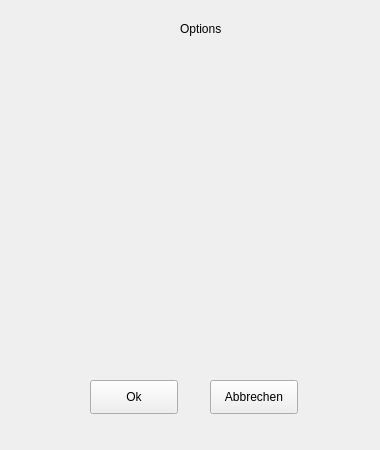
This is BattleIsle/optionswidget.ui in BenjaminBerkei/Swt-Praktikum as Qt 5 draws it before an edit. The edited form follows.
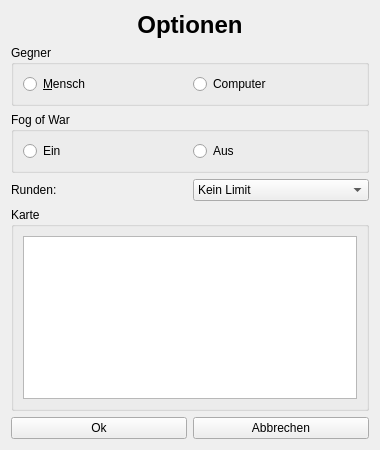
This is the edited form.

Commit message: Klasse OptionsWidget angepasst (Einstellungen werden jetzt übertragen)

The edit to the form file:
```diff
--- a/BattleIsle/optionswidget.ui
+++ b/BattleIsle/optionswidget.ui
@@ -13,45 +13,143 @@
   <property name="windowTitle">
    <string>Form</string>
   </property>
-  <widget class="QPushButton" name="qbutton_apply">
-   <property name="geometry">
-    <rect>
-     <x>90</x>
-     <y>380</y>
-     <width>88</width>
-     <height>34</height>
-    </rect>
-   </property>
-   <property name="text">
-    <string>Ok</string>
-   </property>
-  </widget>
-  <widget class="QPushButton" name="qbutton_cancel">
-   <property name="geometry">
-    <rect>
-     <x>210</x>
-     <y>380</y>
-     <width>88</width>
-     <height>34</height>
-    </rect>
-   </property>
-   <property name="text">
-    <string>Abbrechen</string>
-   </property>
-  </widget>
-  <widget class="QLabel" name="label">
-   <property name="geometry">
-    <rect>
-     <x>180</x>
-     <y>20</y>
-     <width>59</width>
-     <height>18</height>
-    </rect>
-   </property>
-   <property name="text">
-    <string>Options</string>
-   </property>
-  </widget>
+  <layout class="QVBoxLayout" name="verticalLayout_4">
+   <item>
+    <widget class="QLabel" name="label">
+     <property name="text">
+      <string>&lt;html&gt;&lt;head/&gt;&lt;body&gt;&lt;p align=&quot;center&quot;&gt;&lt;span style=&quot; font-size:xx-large; font-weight:600;&quot;&gt;Optionen&lt;/span&gt;&lt;/p&gt;&lt;/body&gt;&lt;/html&gt;</string>
+     </property>
+    </widget>
+   </item>
+   <item>
+    <widget class="QGroupBox" name="groupBox_Opponent">
+     <property name="title">
+      <string>Gegner</string>
+     </property>
+     <layout class="QVBoxLayout" name="verticalLayout">
+      <item>
+       <layout class="QHBoxLayout" name="horizontalLayout">
+        <item>
+         <widget class="QRadioButton" name="radioButton_human">
+          <property name="text">
+           <string>&amp;Mensch</string>
+          </property>
+         </widget>
+        </item>
+        <item>
+         <widget class="QRadioButton" name="radioButton_computer">
+          <property name="text">
+           <string>Computer</string>
+          </property>
+         </widget>
+        </item>
+       </layout>
+      </item>
+     </layout>
+    </widget>
+   </item>
+   <item>
+    <widget class="QGroupBox" name="groupBox_fogOfWar">
+     <property name="title">
+      <string>Fog of War</string>
+     </property>
+     <layout class="QVBoxLayout" name="verticalLayout_2">
+      <item>
+       <layout class="QHBoxLayout" name="horizontalLayout_2">
+        <item>
+         <widget class="QRadioButton" name="radioButton_fogOfWarOn">
+          <property name="text">
+           <string>Ein</string>
+          </property>
+         </widget>
+        </item>
+        <item>
+         <widget class="QRadioButton" name="radioButton_fogOfWarOff">
+          <property name="text">
+           <string>Aus</string>
+          </property>
+         </widget>
+        </item>
+       </layout>
+      </item>
+     </layout>
+    </widget>
+   </item>
+   <item>
+    <layout class="QHBoxLayout" name="horizontalLayout_3">
+     <item>
+      <widget class="QLabel" name="label_rounds">
+       <property name="text">
+        <string>Runden:</string>
+       </property>
+      </widget>
+     </item>
+     <item>
+      <widget class="QComboBox" name="comboBox_rounds">
+       <item>
+        <property name="text">
+         <string>Kein Limit</string>
+        </property>
+       </item>
+       <item>
+        <property name="text">
+         <string>4</string>
+        </property>
+       </item>
+       <item>
+        <property name="text">
+         <string>8</string>
+        </property>
+       </item>
+       <item>
+        <property name="text">
+         <string>16</string>
+        </property>
+       </item>
+      </widget>
+     </item>
+    </layout>
+   </item>
+   <item>
+    <widget class="QGroupBox" name="groupBox_maps">
+     <property name="title">
+      <string>Karte</string>
+     </property>
+     <layout class="QVBoxLayout" name="verticalLayout_3">
+      <item>
+       <widget class="QListWidget" name="listWidget_maps"/>
+      </item>
+     </layout>
+    </widget>
+   </item>
+   <item>
+    <layout class="QHBoxLayout" name="horizontalLayout_4">
+     <item>
+      <widget class="QPushButton" name="qbutton_apply">
+       <property name="text">
+        <string>Ok</string>
+       </property>
+      </widget>
+     </item>
+     <item>
+      <widget class="QPushButton" name="qbutton_cancel">
+       <property name="text">
+        <string>Abbrechen</string>
+       </property>
+      </widget>
+     </item>
+    </layout>
+   </item>
+  </layout>
+  <zorder>qbutton_apply</zorder>
+  <zorder>qbutton_cancel</zorder>
+  <zorder>label</zorder>
+  <zorder>groupBox_Opponent</zorder>
+  <zorder>groupBox_fogOfWar</zorder>
+  <zorder>comboBox_rounds</zorder>
+  <zorder>label_rounds</zorder>
+  <zorder>groupBox_maps</zorder>
+  <zorder>groupBox_Opponent</zorder>
  </widget>
  <resources/>
  <connections/>
```
The commit also changes 12 other files.
